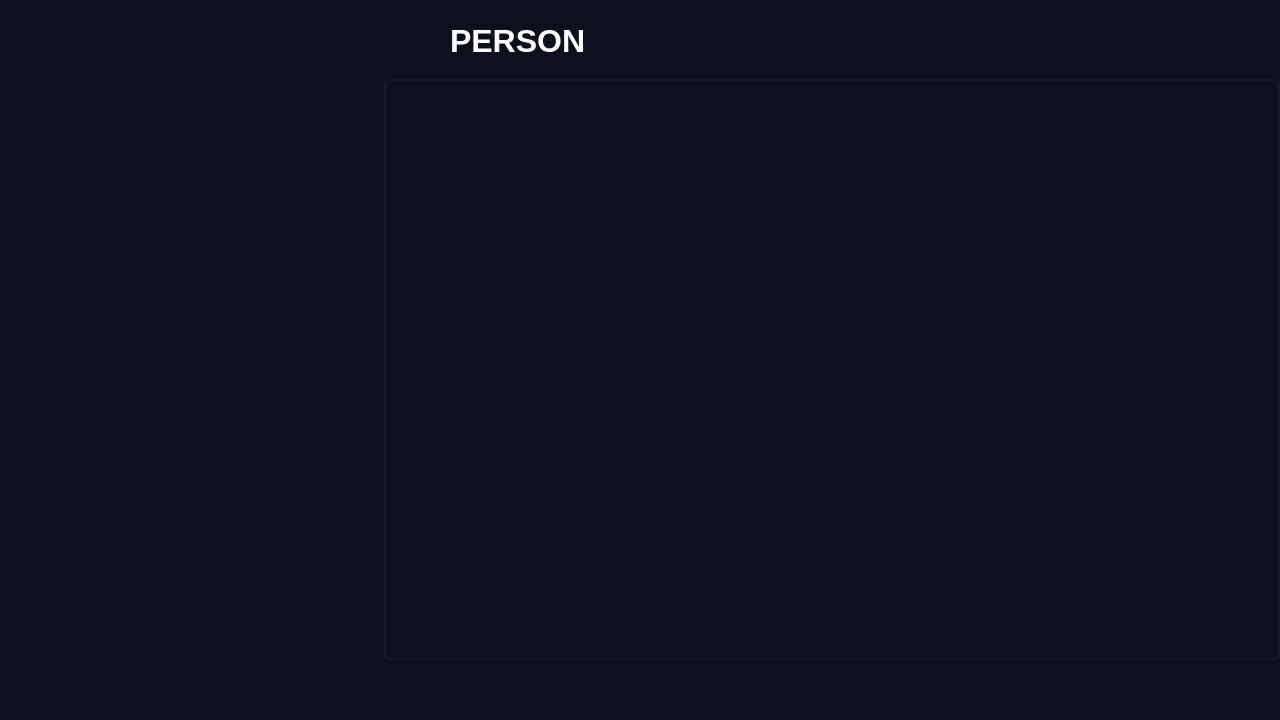
Qt form src/common/resources/ui/chat.ui (DuckyShine004/chat-app-python) before a commit.
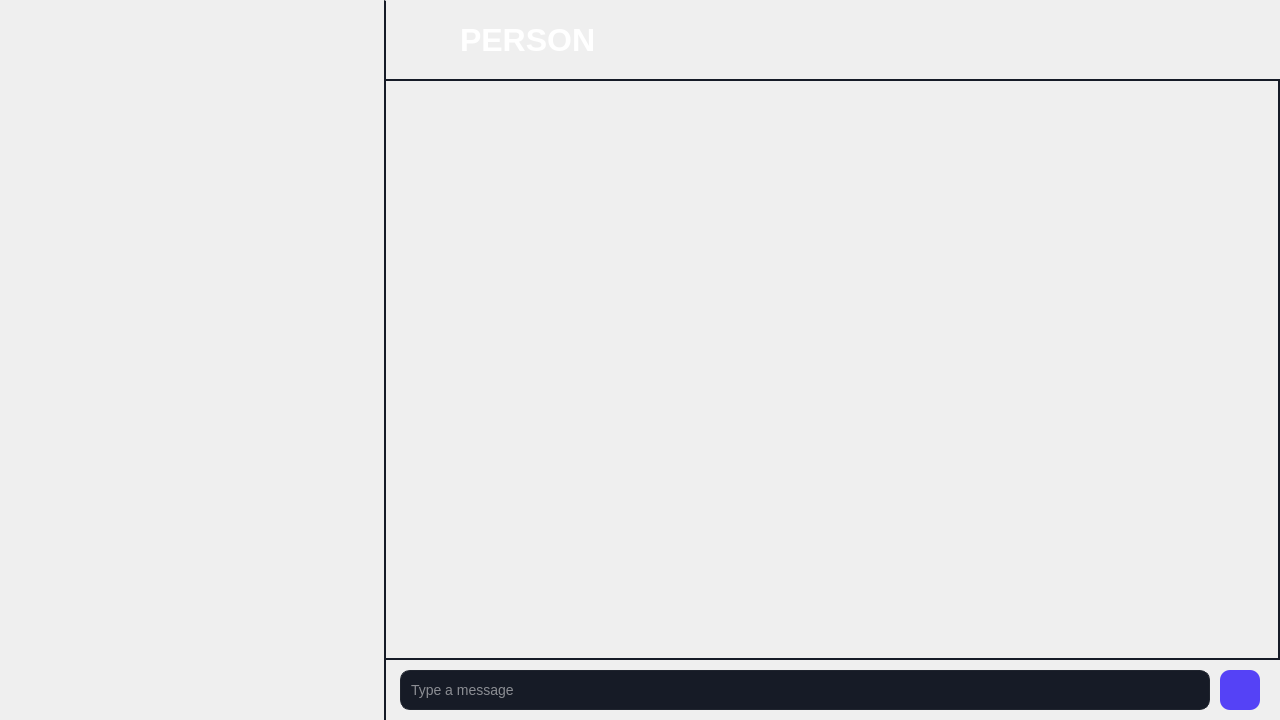
The same form after that commit. Icons and pictures are not drawn.

```diff
--- a/src/common/resources/ui/chat.ui
+++ b/src/common/resources/ui/chat.ui
@@ -20,7 +20,8 @@
    <string>Form</string>
   </property>
   <property name="styleSheet">
-   <string notr="true">background-color: #0C111D;</string>
+   <string notr="true">background-color: #0C111D;
+/*background-color: white;</string>
   </property>
   <widget class="QScrollArea" name="scrollArea">
    <property name="geometry">
@@ -38,15 +39,60 @@
     </sizepolicy>
    </property>
    <property name="styleSheet">
-    <string notr="true">QScrollArea {
+    <string notr="true">/* ScrollArea */
+QScrollArea {
     border: 2px solid #161B27;  /* Set border thickness and color */
-    border-radius: 5px;  /* Optional: Add rounded corners */
     background-color: transparent;  /* Optional: Set background color to transparent */
 }
 
-QScrollBar:vertical, QScrollBar:horizontal {
-    background-color: #161B27;  /* Style the scrollbars to match the border */
-}</string>
+/* Scrollbar background (track) */
+QScrollBar:vertical {
+    background-color: #161B27;  /* Dark background color for the scrollbar track */
+    width: 8px;  /* Thinner width for the vertical scrollbar */
+    margin: 0px;  /* Margin around the scrollbar */
+    border: none; /* No border around the scrollbar */
+}
+
+QScrollBar:horizontal {
+    background-color: #161B27;  /* Dark background color for the scrollbar track */
+    height: 8px;  /* Thinner height for the horizontal scrollbar */
+    margin: 0px;  /* Margin around the scrollbar */
+    border: none; /* No border around the scrollbar */
+}
+
+/* Scrollbar handle (the draggable part) */
+QScrollBar::handle:vertical {
+    background-color: #969696;  /* Custom handle color */
+    border-radius: 4px;  /* Rounded corners */
+    min-height: 10px;  /* Reduce the minimum height to make the handle smaller */
+    width: 6px;  /* Make the handle thinner */
+}
+
+QScrollBar::handle:horizontal {
+    background-color: #969696;  /* Custom handle color */
+    border-radius: 4px;  /* Rounded corners */
+    min-width: 10px;  /* Reduce the minimum width to make the handle smaller */
+    height: 6px;  /* Make the handle thinner */
+}
+
+/* Scrollbar handle on hover */
+QScrollBar::handle:vertical:hover, QScrollBar::handle:horizontal:hover {
+    background-color: #b0b0b0;  /* Slightly lighter color when hovered */
+}
+
+/* Scrollbar handle when pressed */
+QScrollBar::handle:vertical:pressed, QScrollBar::handle:horizontal:pressed {
+    background-color: #828282;  /* Darker color when pressed */
+}
+
+/* Top and bottom buttons (arrows) */
+QScrollBar::add-line, QScrollBar::sub-line {
+    background: none;  /* No arrows */
+    border: none;
+    width: 0px;
+    height: 0px;
+}
+</string>
    </property>
    <property name="widgetResizable">
     <bool>true</bool>
@@ -65,10 +111,10 @@
   <widget class="QLabel" name="label">
    <property name="geometry">
     <rect>
-     <x>450</x>
+     <x>460</x>
      <y>20</y>
      <width>821</width>
-     <height>41</height>
+     <height>40</height>
     </rect>
    </property>
    <property name="styleSheet">
@@ -87,7 +133,7 @@
   <widget class="QLabel" name="label_2">
    <property name="geometry">
     <rect>
-     <x>390</x>
+     <x>400</x>
      <y>20</y>
      <width>40</width>
      <height>40</height>
@@ -106,6 +152,127 @@
     <bool>true</bool>
    </property>
   </widget>
+  <widget class="Line" name="line">
+   <property name="geometry">
+    <rect>
+     <x>384</x>
+     <y>0</y>
+     <width>20</width>
+     <height>80</height>
+    </rect>
+   </property>
+   <property name="styleSheet">
+    <string notr="true">#line {
+    background-color: transparent; /* Transparent background */
+    border-left: 2px solid #161B27; /* Vertical line with thickness 3px and color white */
+}
+</string>
+   </property>
+   <property name="orientation">
+    <enum>Qt::Orientation::Vertical</enum>
+   </property>
+  </widget>
+  <widget class="Line" name="line_2">
+   <property name="geometry">
+    <rect>
+     <x>384</x>
+     <y>659</y>
+     <width>20</width>
+     <height>65</height>
+    </rect>
+   </property>
+   <property name="styleSheet">
+    <string notr="true">#line_2 {
+    background-color: transparent; /* Transparent background */
+    border-left: 2px solid #161B27; /* Vertical line with thickness 3px and color white */
+}
+</string>
+   </property>
+   <property name="orientation">
+    <enum>Qt::Orientation::Vertical</enum>
+   </property>
+  </widget>
+  <widget class="QLineEdit" name="message_input">
+   <property name="geometry">
+    <rect>
+     <x>400</x>
+     <y>670</y>
+     <width>810</width>
+     <height>40</height>
+    </rect>
+   </property>
+   <property name="styleSheet">
+    <string notr="true">QLineEdit {
+    background-color: #161B26; /* Background color for the input box */
+    border: 1px solid #1F242E; /* Border color */
+    border-radius: 10px; /* Rounded corners */
+    padding: 8px; /* Padding inside the input box */
+    color: white; /* Text color */
+    font-size: 14px; /* Font size */
+}
+
+QLineEdit:focus {
+    border: 1px solid #5542F6; /* Border color when focused */
+}
+</string>
+   </property>
+   <property name="placeholderText">
+    <string>Type a message</string>
+   </property>
+  </widget>
+  <widget class="QPushButton" name="send_button">
+   <property name="geometry">
+    <rect>
+     <x>1220</x>
+     <y>670</y>
+     <width>40</width>
+     <height>40</height>
+    </rect>
+   </property>
+   <property name="styleSheet">
+    <string notr="true">QPushButton {
+	background-color: #5542F6;
+	background-position: center;  /* Center the image */
+    	background-repeat: no-repeat;  /* Prevent image from repeating */
+    	border-radius: 10px;  /* Rounded corners */
+    	padding: 10px;  /* Padding around text */
+}
+
+QPushButton:hover {
+	background-color: #5F4FF7;
+	border-radius: 10px;  /* Rounded corners */
+	padding: 10px;  /* Padding around text */
+}</string>
+   </property>
+   <property name="text">
+    <string/>
+   </property>
+  </widget>
+  <widget class="QLabel" name="send_icon">
+   <property name="enabled">
+    <bool>false</bool>
+   </property>
+   <property name="geometry">
+    <rect>
+     <x>1230</x>
+     <y>680</y>
+     <width>20</width>
+     <height>20</height>
+    </rect>
+   </property>
+   <property name="styleSheet">
+    <string notr="true">QLabel {
+	image: url(:/icons/ui/icons/send.png);
+	background-color: transparent;
+}</string>
+   </property>
+   <property name="text">
+    <string/>
+   </property>
+   <property name="scaledContents">
+    <bool>true</bool>
+   </property>
+  </widget>
  </widget>
  <resources>
   <include location="../ui.qrc"/>
```
